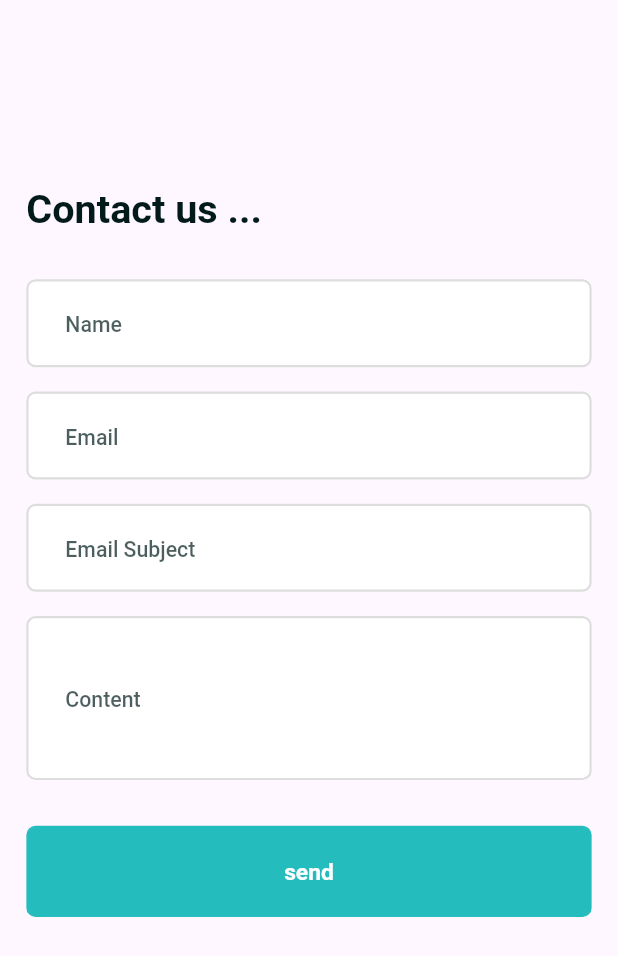
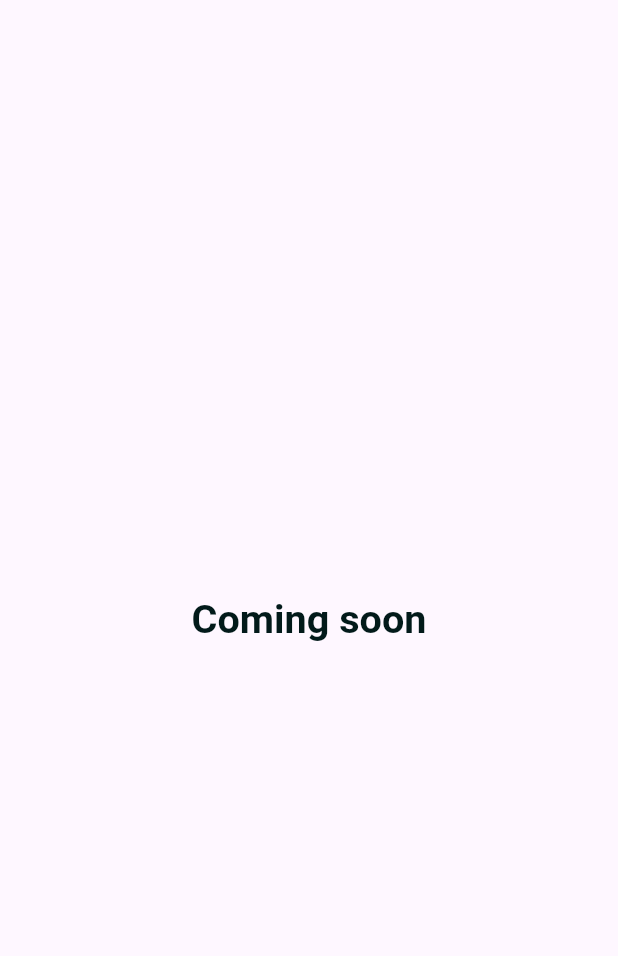
Before and after one commit to AhmedOkasha0/E-commerce, a Flutter app: the ContactUsScreen screen opened directly, on a phone screen of 412 x 824 dp. Shown: the top 956 px of the screen. Run offline on Flutter 3.47's test engine with Material 3 defaults, Android fonts, the phone set to English and light mode, and no system bars; our stand-ins replace firebase_auth, firebase_core, flutter_bloc, flutter_screenutil, fluttertoast, gap and 2 more; accounts and stored records are empty; Roboto replaces fonts that are missing (sstArabic).

Commit message:
finish editing screens

```diff
--- a/lib/features/contac_us/presentation/contac_us.dart
+++ b/lib/features/contac_us/presentation/contac_us.dart
@@ -31,73 +31,80 @@ class _ContactUsScreenState extends State<ContactUsScreen> {
       },
       builder: (context, state) {
         return Scaffold(
-            body: Form(
-          key: _formKey,
-          child: SingleChildScrollView(
-            child: Padding(
-              padding: EdgeInsets.only(top: 120.h, left: 16.w, right: 16.w),
-              child: Column(
-                crossAxisAlignment: CrossAxisAlignment.start,
-                children: [
-                  Text("Contact us ...",
-                      style: AppStyles.textStyle(
-                          size: 26, weight: FontWeight.w700)),
-                  Gap(30.h),
-                  CustomTextFormField(
-                    controller: context.read<ContactCubit>().nameController,
-                    hintText: "Name",
-                    contentPadding:
-                        EdgeInsets.only(top: 20.h, bottom: 20.h, left: 20.w),
-                  ),
-                  Gap(16.h),
-                  CustomTextFormField(
-                    controller: context.read<ContactCubit>().emailController,
-                    hintText: "Email",
-                    contentPadding:
-                        EdgeInsets.only(top: 20.h, bottom: 20.h, left: 20.w),
-                  ),
-                  Gap(16.h),
-                  CustomTextFormField(
-                    controller: context.read<ContactCubit>().subjectController,
-                    hintText: "Email Subject",
-                    contentPadding:
-                        EdgeInsets.only(top: 20.h, bottom: 20.h, left: 20.w),
-                  ),
-                  Gap(16.h),
-                  CustomTextFormField(
-                    controller: context.read<ContactCubit>().contentController,
-                    hintText: "Content",
-                    contentPadding:
-                        EdgeInsets.only(top: 45.h, bottom: 45.h, left: 20.w),
-                  ),
-                  Gap(30.h),
-                  AuthButton(
-                      text: "send",
-                      onTap: () {
-                        context.read<ContactCubit>().sendEmail(
-                              name: context
-                                  .read<ContactCubit>()
-                                  .nameController
-                                  .text,
-                              email: context
-                                  .read<ContactCubit>()
-                                  .emailController
-                                  .text,
-                              subject: context
-                                  .read<ContactCubit>()
-                                  .subjectController
-                                  .text,
-                              content: context
-                                  .read<ContactCubit>()
-                                  .contentController
-                                  .text,
-                            );
-                      }),
-                ],
-              ),
+          body: Center(
+            child: Text(
+              "Coming soon",
+              style: AppStyles.textStyle(size: 26, weight: FontWeight.w700),
             ),
           ),
-        ));
+          //     Form(
+          //   key: _formKey,
+          //   child: SingleChildScrollView(
+          //     child: Padding(
+          //       padding: EdgeInsets.only(top: 120.h, left: 16.w, right: 16.w),
+          //       child: Column(
+          //         crossAxisAlignment: CrossAxisAlignment.start,
+          //         children: [
+          //           Text("Contact us ...",
+          //               style: AppStyles.textStyle(
+          //                   size: 26, weight: FontWeight.w700)),
+          //           Gap(30.h),
+          //           CustomTextFormField(
+          //             controller: context.read<ContactCubit>().nameController,
+          //             hintText: "Name",
+          //             contentPadding:
+          //                 EdgeInsets.only(top: 20.h, bottom: 20.h, left: 20.w),
+          //           ),
+          //           Gap(16.h),
+          //           CustomTextFormField(
+          //             controller: context.read<ContactCubit>().emailController,
+          //             hintText: "Email",
+          //             contentPadding:
+          //                 EdgeInsets.only(top: 20.h, bottom: 20.h, left: 20.w),
+          //           ),
+          //           Gap(16.h),
+          //           CustomTextFormField(
+          //             controller: context.read<ContactCubit>().subjectController,
+          //             hintText: "Email Subject",
+          //             contentPadding:
+          //                 EdgeInsets.only(top: 20.h, bottom: 20.h, left: 20.w),
+          //           ),
+          //           Gap(16.h),
+          //           CustomTextFormField(
+          //             controller: context.read<ContactCubit>().contentController,
+          //             hintText: "Content",
+          //             contentPadding:
+          //                 EdgeInsets.only(top: 45.h, bottom: 45.h, left: 20.w),
+          //           ),
+          //           Gap(30.h),
+          //           AuthButton(
+          //               text: "send",
+          //               onTap: () {
+          //                 context.read<ContactCubit>().sendEmail(
+          //                       name: context
+          //                           .read<ContactCubit>()
+          //                           .nameController
+          //                           .text,
+          //                       email: context
+          //                           .read<ContactCubit>()
+          //                           .emailController
+          //                           .text,
+          //                       subject: context
+          //                           .read<ContactCubit>()
+          //                           .subjectController
+          //                           .text,
+          //                       content: context
+          //                           .read<ContactCubit>()
+          //                           .contentController
+          //                           .text,
+          //                     );
+          //               }),
+          //         ],
+          //       ),
+          //     ),
+          //   ),
+          // )
+        );
       },
     );
   }
```
